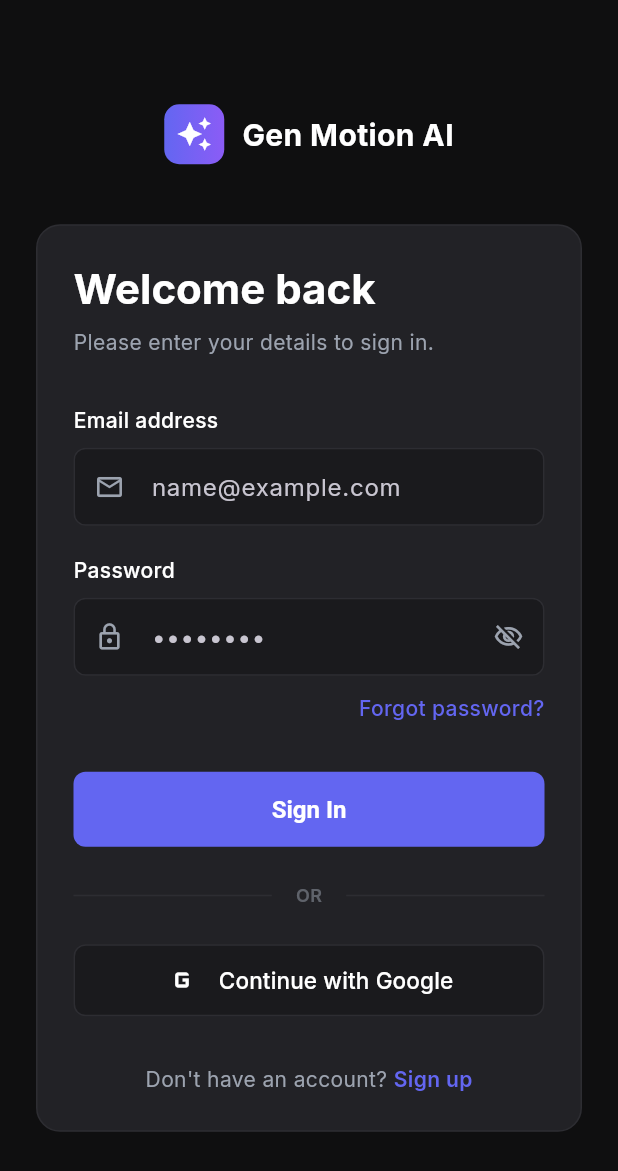
After one commit to 22026541-dxtruong/gen_motion_ai, a Flutter app: the screen it shows after launch, in the side drawer, after a tap on "Logout", on a phone screen of 412 x 824 dp. The commit adds this screen. Shown: the top 1171 px of the screen. Run offline on Flutter 3.47's test engine with Material 3 defaults, Android fonts, the phone set to English and light mode, and no system bars; our stand-ins replace flutter_riverpod, go_router, google_fonts, image_picker, video_player; network calls fail.

Commit message:
feat: Add AuthScreen and integrate login/register routes in the app router

```diff
--- /dev/null
+++ b/lib/features/presentation/auth/auth_screen.dart
@@ -0,0 +1,385 @@
+import 'package:flutter/material.dart';
+import 'package:gen_motion_ai/core/theme/app_theme.dart';
+import 'package:gen_motion_ai/core/utils/responsive.dart';
+import 'package:go_router/go_router.dart';
+
+class AuthScreen extends StatefulWidget {
+  const AuthScreen({super.key});
+
+  @override
+  State<AuthScreen> createState() => _AuthScreenState();
+}
+
+class _AuthScreenState extends State<AuthScreen> {
+  bool _isLogin = true; // Trạng thái chuyển đổi giữa Login/Register
+  final _emailController = TextEditingController();
+  final _passwordController = TextEditingController();
+
+  @override
+  void dispose() {
+    _emailController.dispose();
+    _passwordController.dispose();
+    super.dispose();
+  }
+
+  void _toggleAuthMode() {
+    setState(() {
+      _isLogin = !_isLogin;
+    });
+  }
+
+  @override
+  Widget build(BuildContext context) {
+    final isDesktop = Responsive.isDesktop(context);
+
+    return Scaffold(
+      backgroundColor: AppTheme.backgroundColor,
+      body: isDesktop ? _buildDesktopLayout() : _buildMobileLayout(),
+    );
+  }
+
+  Widget _buildDesktopLayout() {
+    return Row(
+      children: [
+        // Left Panel - Branding & Showcase
+        Expanded(
+          flex: 6,
+          child: Container(
+            decoration: const BoxDecoration(
+              color: AppTheme.surfaceColor,
+              // Giả lập background đẹp mắt hoặc dùng ảnh thật
+              gradient: LinearGradient(
+                begin: Alignment.topLeft,
+                end: Alignment.bottomRight,
+                colors: [Color(0xFF1E1E24), Color(0xFF0F0F10)],
+              ),
+            ),
+            child: Stack(
+              children: [
+                // Decorative elements
+                Positioned(
+                  top: -100,
+                  left: -100,
+                  child: Container(
+                    width: 500,
+                    height: 500,
+                    decoration: BoxDecoration(
+                      shape: BoxShape.circle,
+                      color: AppTheme.primaryColor.withOpacity(0.05),
+                      boxShadow: [
+                        BoxShadow(
+                          color: AppTheme.primaryColor.withOpacity(0.1),
+                          blurRadius: 100,
+                          spreadRadius: 20,
+                        )
+                      ],
+                    ),
+                  ),
+                ),
+                Padding(
+                  padding: const EdgeInsets.all(60.0),
+                  child: Column(
+                    crossAxisAlignment: CrossAxisAlignment.start,
+                    children: [
+                      _buildLogo(),
+                      const Spacer(),
+                      Text(
+                        'Unleash your creativity\nwith AI Video Generation',
+                        style: Theme.of(context).textTheme.displayMedium?.copyWith(
+                              color: Colors.white,
+                              fontWeight: FontWeight.bold,
+                              height: 1.1,
+                            ),
+                      ),
+                      const SizedBox(height: 24),
+                      Text(
+                        'Transform your ideas into stunning videos in seconds.\nJoin the next generation of content creators.',
+                        style: Theme.of(context).textTheme.titleLarge?.copyWith(
+                              color: AppTheme.textSecondary,
+                              height: 1.4,
+                              fontWeight: FontWeight.w400,
+                            ),
+                      ),
+                      const SizedBox(height: 40),
+                ],
+              ),
+                ),
+              ],
+            ),
+          ),
+        ),
+        // Right Panel - Auth Form
+        Expanded(
+          flex: 5,
+          child: Container(
+            color: AppTheme.backgroundColor,
+            child: Center(
+              child: ConstrainedBox(
+                constraints: const BoxConstraints(maxWidth: 440),
+                child: SingleChildScrollView(
+                  padding: const EdgeInsets.all(40),
+                  child: _buildFormContent(),
+                ),
+              ),
+            ),
+          ),
+        ),
+      ],
+    );
+  }
+
+  Widget _buildMobileLayout() {
+    return SafeArea(
+      child: Center(
+        child: SingleChildScrollView(
+          padding: const EdgeInsets.all(24),
+          child: Column(
+            children: [
+              _buildLogo(),
+              const SizedBox(height: 40),
+              Container(
+                padding: const EdgeInsets.all(24),
+                decoration: BoxDecoration(
+                  color: AppTheme.cardColor,
+                  borderRadius: BorderRadius.circular(16),
+                  border: Border.all(color: AppTheme.borderColor),
+                ),
+                child: _buildFormContent(),
+              ),
+            ],
+          ),
+        ),
+      ),
+    );
+  }
+
+  Widget _buildLogo() {
+    return GestureDetector(
+      onTap: () => context.go('/explore'), // Cho phép quay về trang chủ
+      child: Row(
+        mainAxisSize: MainAxisSize.min,
+        children: [
+          Container(
+            width: 40,
+            height: 40,
+            decoration: BoxDecoration(
+              gradient: const LinearGradient(
+                colors: [AppTheme.primaryColor, AppTheme.accentPurple],
+              ),
+              borderRadius: BorderRadius.circular(10),
+            ),
+            child: const Icon(Icons.auto_awesome, color: Colors.white, size: 24),
+          ),
+          const SizedBox(width: 12),
+          const Text(
+            'Gen Motion AI',
+            style: TextStyle(
+              fontSize: 20,
+              fontWeight: FontWeight.bold,
+              color: Colors.white,
+            ),
+          ),
+        ],
+      ),
+    );
+  }
+
+  Widget _buildFormContent() {
+    return Column(
+      mainAxisSize: MainAxisSize.min,
+      crossAxisAlignment: CrossAxisAlignment.stretch,
+      children: [
+        Text(
+          _isLogin ? 'Welcome back' : 'Create an account',
+          style: Theme.of(context).textTheme.headlineMedium?.copyWith(
+                color: AppTheme.textPrimary,
+                fontWeight: FontWeight.bold,
+              ),
+        ),
+        const SizedBox(height: 8),
+        Text(
+          _isLogin
+              ? 'Please enter your details to sign in.'
+              : 'Enter your details to get started with GenMotion.',
+          style: Theme.of(context).textTheme.bodyMedium?.copyWith(
+                color: AppTheme.textSecondary,
+              ),
+        ),
+        const SizedBox(height: 32),
+
+        // Email Field
+        _buildLabel('Email address'),
+        const SizedBox(height: 8),
+        TextField(
+          controller: _emailController,
+          style: const TextStyle(color: AppTheme.textPrimary),
+          decoration: const InputDecoration(
+            hintText: 'name@example.com',
+            prefixIcon: Icon(Icons.email_outlined, color: AppTheme.textSecondary, size: 20),
+          ),
+        ),
+        const SizedBox(height: 20),
+
+        // Password Field
+        _buildLabel('Password'),
+        const SizedBox(height: 8),
+        TextField(
+          controller: _passwordController,
+          obscureText: true,
+          style: const TextStyle(color: AppTheme.textPrimary),
+          decoration: const InputDecoration(
+            hintText: '••••••••',
+            prefixIcon: Icon(Icons.lock_outline, color: AppTheme.textSecondary, size: 20),
+            suffixIcon: Icon(Icons.visibility_off_outlined, color: AppTheme.textSecondary, size: 20),
+          ),
+        ),
+
+        // Forgot Password (Login only)
+        if (_isLogin) ...[
+          const SizedBox(height: 12),
+          Align(
+            alignment: Alignment.centerRight,
+            child: GestureDetector(
+              onTap: () {},
+              child: const Text(
+                'Forgot password?',
+                style: TextStyle(
+                  color: AppTheme.primaryColor,
+                  fontWeight: FontWeight.w500,
+                  fontSize: 14,
+                ),
+              ),
+            ),
+          ),
+        ],
+
+        const SizedBox(height: 32),
+
+        // Main Action Button
+        SizedBox(
+          height: 50,
+          child: ElevatedButton(
+            onPressed: () {
+              // Mock login success -> go to home
+              context.go('/explore');
+            },
+            style: ElevatedButton.styleFrom(
+              backgroundColor: AppTheme.primaryColor,
+              shape: RoundedRectangleBorder(
+                borderRadius: BorderRadius.circular(8),
+              ),
+              elevation: 0,
+            ),
+            child: Text(
+              _isLogin ? 'Sign In' : 'Create Account',
+              style: const TextStyle(
+                fontSize: 16,
+                fontWeight: FontWeight.w600,
+                color: Colors.white,
+              ),
+            ),
+          ),
+        ),
+
+        const SizedBox(height: 24),
+
+        // Divider
+        Row(
+          children: [
+            const Expanded(child: Divider(color: AppTheme.borderColor)),
+            Padding(
+              padding: const EdgeInsets.symmetric(horizontal: 16),
+              child: Text(
+                'OR',
+                style: TextStyle(
+                  color: AppTheme.textSecondary.withOpacity(0.5),
+                  fontSize: 12,
+                  fontWeight: FontWeight.w600,
+                ),
+              ),
+            ),
+            const Expanded(child: Divider(color: AppTheme.borderColor)),
+          ],
+        ),
+
+        const SizedBox(height: 24),
+
+        // Social Login Button
+        _buildSocialButton(
+          label: 'Continue with Google',
+          icon: Icons.g_mobiledata,
+          onTap: () {},
+        ),
+
+        const SizedBox(height: 32),
+
+        // Toggle Login/Register
+        Row(
+          mainAxisAlignment: MainAxisAlignment.center,
+          children: [
+            Text(
+              _isLogin ? "Don't have an account? " : "Already have an account? ",
+              style: const TextStyle(color: AppTheme.textSecondary),
+            ),
+            GestureDetector(
+              onTap: _toggleAuthMode,
+              child: Text(
+                _isLogin ? 'Sign up' : 'Sign in',
+                style: const TextStyle(
+                  color: AppTheme.primaryColor,
+                  fontWeight: FontWeight.w600,
+                ),
+              ),
+            ),
+          ],
+        ),
+      ],
+    );
+  }
+
+  Widget _buildLabel(String text) {
+    return Text(
+      text,
+      style: const TextStyle(
+        color: AppTheme.textPrimary,
+        fontSize: 14,
+        fontWeight: FontWeight.w500,
+      ),
+    );
+  }
+
+  Widget _buildSocialButton({
+    required String label,
+    required IconData icon,
+    required VoidCallback onTap,
+  }) {
+    return SizedBox(
+      height: 48,
+      child: OutlinedButton(
+        onPressed: onTap,
+        style: OutlinedButton.styleFrom(
+          side: const BorderSide(color: AppTheme.borderColor),
+          shape: RoundedRectangleBorder(
+            borderRadius: BorderRadius.circular(8),
+          ),
+          backgroundColor: AppTheme.surfaceColor, // Màu nền tối hơn card một chút
+          foregroundColor: AppTheme.textPrimary,
+        ),
+        child: Row(
+          mainAxisAlignment: MainAxisAlignment.center,
+          children: [
+            Icon(icon, size: 24),
+            const SizedBox(width: 12),
+            Text(
+              label,
+              style: const TextStyle(
+                fontSize: 15,
+                fontWeight: FontWeight.w500,
+              ),
+            ),
+          ],
+        ),
+      ),
+    );
+  }
+}
--- a/lib/features/presentation/router/app_router.dart
+++ b/lib/features/presentation/router/app_router.dart
@@ -1,5 +1,6 @@
 import 'package:flutter_riverpod/flutter_riverpod.dart';
 import 'package:go_router/go_router.dart';
+import 'package:gen_motion_ai/features/presentation/auth/auth_screen.dart';
 import 'package:gen_motion_ai/features/presentation/canvas/canvas_screen.dart';
 import 'package:gen_motion_ai/features/presentation/detail/detail_screen.dart';
 import 'package:gen_motion_ai/features/presentation/generate/generate_screen.dart';
@@ -13,6 +14,16 @@ final routerProvider = Provider<GoRouter>((ref) {
   return GoRouter(
     initialLocation: '/explore',
     routes: [
+      GoRoute(
+        path: '/login',
+        name: 'login',
+        pageBuilder: (context, state) => const NoTransitionPage(child: AuthScreen()),
+      ),
+      GoRoute(
+        path: '/register',
+        name: 'register',
+        pageBuilder: (context, state) => const NoTransitionPage(child: AuthScreen()),
+      ),
       ShellRoute(
         builder: (context, state, child) {
           return MainLayout(child: child, location: state.uri.path);
--- a/lib/features/presentation/widgets/main_layout.dart
+++ b/lib/features/presentation/widgets/main_layout.dart
@@ -293,6 +293,15 @@ class __DesktopSidebarState extends State<_DesktopSidebar> {
                         ],
                       ),
                     ),
+                    IconButton(
+                      onPressed: () => context.go('/login'),
+                      icon: const Icon(
+                        Icons.logout,
+                        size: 20,
+                        color: AppTheme.textSecondary,
+                      ),
+                      tooltip: 'Logout',
+                    ),
                   ],
                 ],
               ),
@@ -548,6 +557,14 @@ class _MobileDrawer extends StatelessWidget {
               title: const Text('Settings'),
               onTap: () {},
             ),
+            ListTile(
+              leading: const Icon(Icons.logout, color: AppTheme.textSecondary),
+              title: const Text(
+                'Logout',
+                style: TextStyle(color: AppTheme.textSecondary),
+              ),
+              onTap: () => context.go('/login'),
+            ),
           ],
         ),
       ),
```
